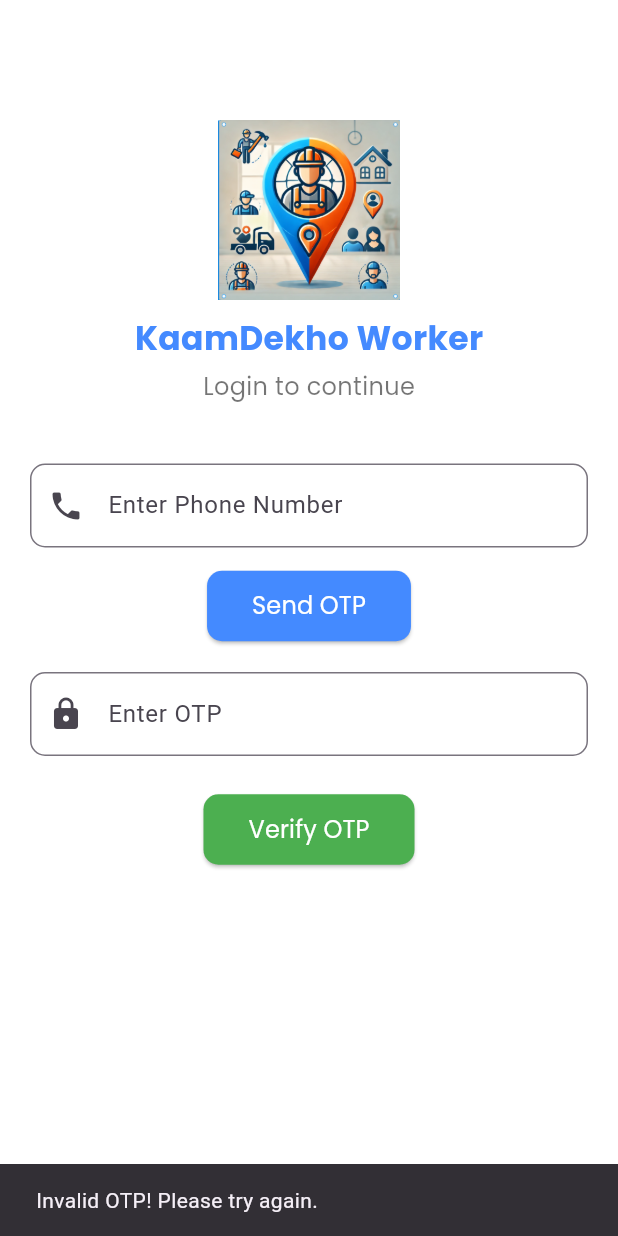
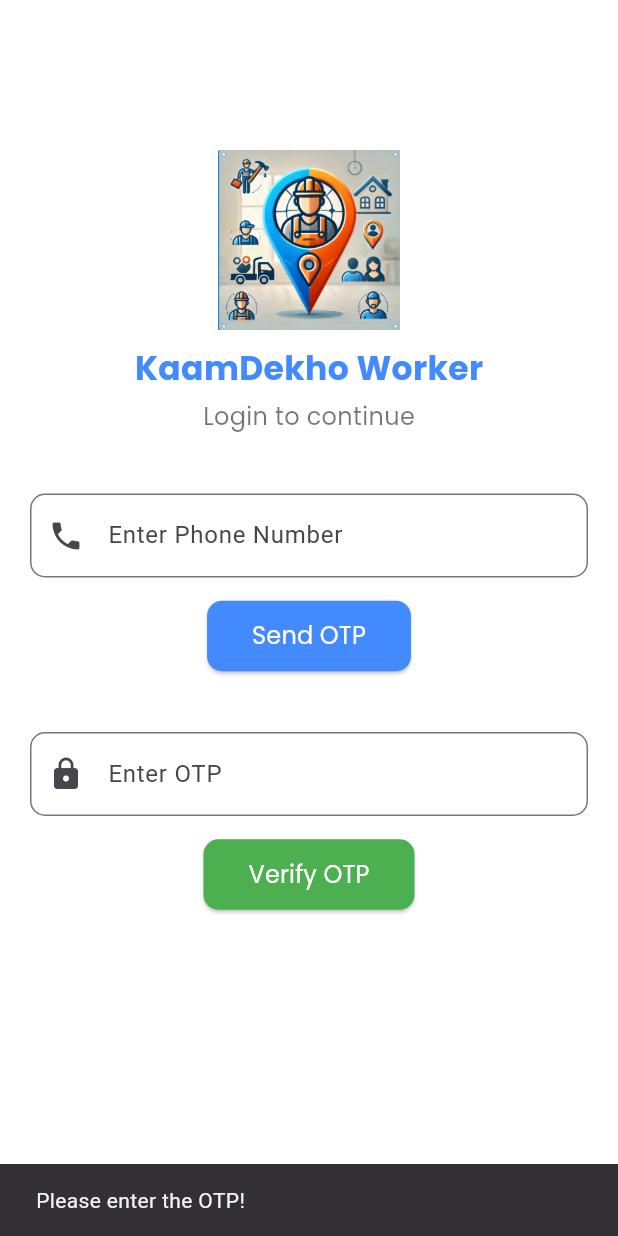
Before and after one commit to kaam-dekho/Kaamdekhoworker-app, a Flutter app: the screen it shows after launch, after a tap on "Verify OTP", on a phone screen of 412 x 824 dp. Run offline on Flutter 3.47's test engine with Material 3 defaults, Android fonts, the phone set to English and light mode, and no system bars; our stand-ins replace geolocator, google_fonts, image_picker; missing offline and left inert: twilio_flutter.

Commit message:
make changes for new user and old user in login screen

```diff
--- a/lib/screens/login_screen.dart
+++ b/lib/screens/login_screen.dart
@@ -1,9 +1,10 @@
+import 'dart:convert';
 import 'dart:math';
-import 'dart:convert';
 import 'package:flutter/material.dart';
 import 'package:google_fonts/google_fonts.dart';
 import 'package:http/http.dart' as http;
-import 'worker_profile_screen.dart';
+import 'package:kaamdekhoworker/screens/profile_screen.dart';
+import 'package:kaamdekhoworker/screens/worker_profile_screen.dart';
 
 class LoginScreen extends StatefulWidget {
   const LoginScreen({super.key});
@@ -15,65 +16,46 @@
 class _LoginScreenState extends State<LoginScreen> {
   final TextEditingController phoneController = TextEditingController();
   final TextEditingController otpController = TextEditingController();
-
   String generatedOTP = "";
   String visibleOTP = "";
+  Map<String, dynamic>? loginResponse;
 
-  // Generate a 6-digit OTP
+  // Generate a secure random 6-digit OTP
   String generateOTP() {
     Random random = Random();
     return (100000 + random.nextInt(900000)).toString();
   }
 
-  // Fake OTP sending (for testing)
-  void sendOTP() {
+  // Send OTP and make backend call
+  Future<void> sendOTP() async {
     String phoneNumber = phoneController.text.trim();
-
-    if (phoneNumber.isEmpty || !RegExp(r'^[0-9]{10,15}$').hasMatch(phoneNumber)) {
-      ScaffoldMessenger.of(context).showSnackBar(
-        const SnackBar(content: Text("Enter a valid phone number!")),
-      );
+    if (phoneNumber.isEmpty) {
+      ScaffoldMessenger.of(context).showSnackBar(const SnackBar(content: Text("Enter your phone number!")));
+      return;
+    }
+    if (!RegExp(r'^[0-9]{10,15}$').hasMatch(phoneNumber)) {
+      ScaffoldMessenger.of(context).showSnackBar(const SnackBar(content: Text("Enter a valid phone number!")));
       return;
     }
 
     generatedOTP = generateOTP();
     visibleOTP = generatedOTP;
-    print("Generated OTP: $generatedOTP");
 
-    ScaffoldMessenger.of(context).showSnackBar(
-      SnackBar(content: Text("OTP generated! Check console: $generatedOTP")),
-    );
-
-    setState(() {});
-  }
-
-  // Verify OTP and call backend login
-  void verifyOTP() async {
-    String enteredOTP = otpController.text.trim();
-    String phone = phoneController.text.trim();
-
-    if (enteredOTP.isEmpty || enteredOTP != generatedOTP) {
-      ScaffoldMessenger.of(context).showSnackBar(
-        const SnackBar(content: Text("Invalid OTP! Please try again.")),
-      );
-      return;
-    }
-
+    // Call backend login API
     try {
-      final url = Uri.parse("http://172.16.58.93:5000/api/auth/login"); // Replace with actual IP
       final response = await http.post(
-        url,
-        headers: {'Content-Type': 'application/json'},
-        body: jsonEncode({'phone': phone}),
+        Uri.parse("http://172.16.58.93:5000/api/auth/login"), // Replace with your IP
+        headers: {"Content-Type": "application/json"},
+        body: jsonEncode({"phone": phoneNumber}),
       );
 
       if (response.statusCode == 200) {
-        final result = jsonDecode(response.body);
-        Navigator.pushReplacement(
-          context,
-          MaterialPageRoute(
-            builder: (context) => WorkerProfileScreen(worker: result['worker']),
-          ),
+        setState(() {
+          loginResponse = jsonDecode(response.body);
+        });
+        print("Generated OTP: $generatedOTP");
+        ScaffoldMessenger.of(context).showSnackBar(
+          SnackBar(content: Text("OTP generated! Check console: $generatedOTP")),
         );
       } else {
         ScaffoldMessenger.of(context).showSnackBar(
@@ -83,7 +65,44 @@
     } catch (e) {
       print("Login error: $e");
       ScaffoldMessenger.of(context).showSnackBar(
-        const SnackBar(content: Text("Error connecting to server.")),
+        const SnackBar(content: Text("Something went wrong. Check connection.")),
+      );
+    }
+  }
+
+  // Verify OTP and Navigate
+  void verifyOTP() {
+    String enteredOTP = otpController.text.trim();
+
+    if (enteredOTP.isEmpty) {
+      ScaffoldMessenger.of(context).showSnackBar(
+        const SnackBar(content: Text("Please enter the OTP!")),
+      );
+      return;
+    }
+
+    if (enteredOTP == generatedOTP && loginResponse != null) {
+      bool isNew = loginResponse!['newUser'] ?? false;
+      var workerData = loginResponse!['worker'];
+
+      if (isNew) {
+        Navigator.pushReplacement(
+          context,
+          MaterialPageRoute(
+            builder: (context) => ProfileScreen(worker: workerData),
+          ),
+        );
+      } else {
+        Navigator.pushReplacement(
+          context,
+          MaterialPageRoute(
+            builder: (context) => WorkerProfileScreen(worker: workerData),
+          ),
+        );
+      }
+    } else {
+      ScaffoldMessenger.of(context).showSnackBar(
+        const SnackBar(content: Text("Invalid OTP! Please try again.")),
       );
     }
   }
@@ -98,19 +117,21 @@
           child: Column(
             mainAxisAlignment: MainAxisAlignment.center,
             children: [
-              const SizedBox(height: 80),
+              const SizedBox(height: 100),
               Image.asset('lib/assets/images/icon.png', height: 120),
               const SizedBox(height: 10),
               Text(
                 "KaamDekho Worker",
-                style: GoogleFonts.poppins(
-                    fontSize: 22, fontWeight: FontWeight.bold, color: Colors.blueAccent),
+                style: GoogleFonts.poppins(fontSize: 22, fontWeight: FontWeight.bold, color: Colors.blueAccent),
               ),
               const SizedBox(height: 5),
-              Text("Login to continue", style: GoogleFonts.poppins(fontSize: 16, color: Colors.black54)),
+              Text(
+                "Login to continue",
+                style: GoogleFonts.poppins(fontSize: 16, color: Colors.black54),
+              ),
               const SizedBox(height: 40),
 
-              // Phone input
+              // Phone Number
               TextField(
                 controller: phoneController,
                 keyboardType: TextInputType.phone,
@@ -131,9 +152,16 @@
                 ),
                 child: Text("Send OTP", style: GoogleFonts.poppins(fontSize: 16, color: Colors.white)),
               ),
+
               const SizedBox(height: 20),
 
-              // OTP input
+              if (visibleOTP.isNotEmpty)
+                Text("Generated OTP (testing): $visibleOTP",
+                    style: const TextStyle(fontSize: 16, fontWeight: FontWeight.bold, color: Colors.red)),
+
+              const SizedBox(height: 20),
+
+              // OTP Field
               TextField(
                 controller: otpController,
                 keyboardType: TextInputType.number,
@@ -143,14 +171,6 @@
                   border: OutlineInputBorder(borderRadius: BorderRadius.circular(10)),
                 ),
               ),
-              const SizedBox(height: 10),
-
-              // Show OTP (for testing)
-              if (visibleOTP.isNotEmpty)
-                Text(
-                  "Generated OTP (for testing): $visibleOTP",
-                  style: const TextStyle(color: Colors.red, fontSize: 16),
-                ),
               const SizedBox(height: 15),
 
               ElevatedButton(
@@ -162,6 +182,7 @@
                 ),
                 child: Text("Verify OTP", style: GoogleFonts.poppins(fontSize: 16, color: Colors.white)),
               ),
+              const SizedBox(height: 50),
             ],
           ),
         ),
```
